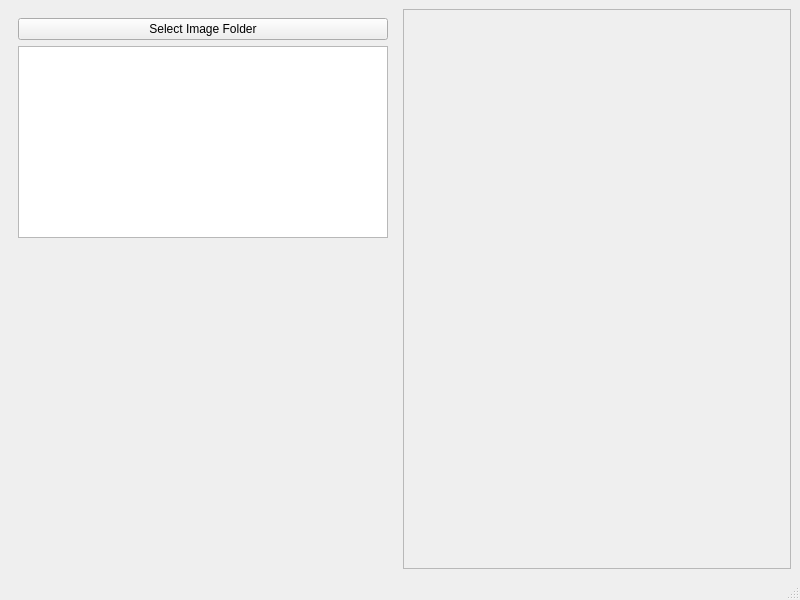
Above: desktop/ui/mainwindow.ui from ws2356/image-search before the change. Below: the same form after it.
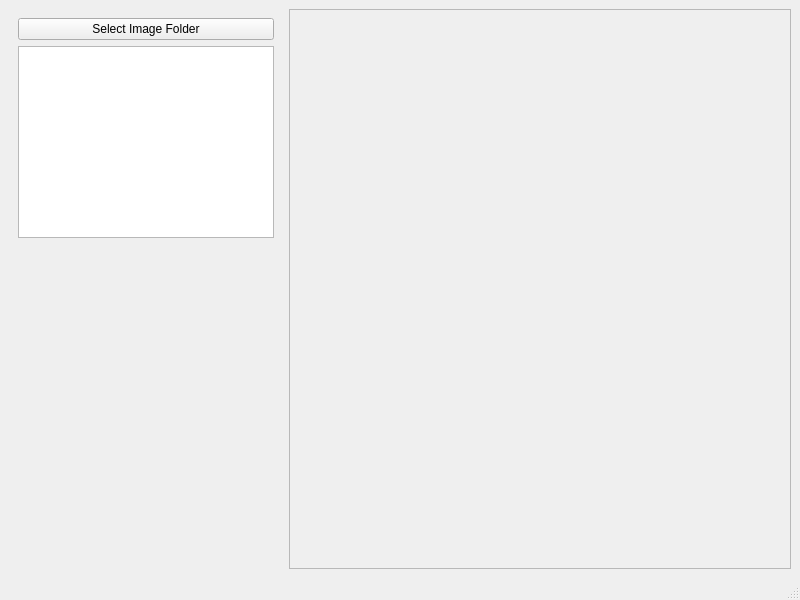
That is the form after the change.

Commit message: sizing (not 100% ideal)

What changed in the file:
```diff
--- a/desktop/ui/mainwindow.ui
+++ b/desktop/ui/mainwindow.ui
@@ -14,15 +14,33 @@
    <string>MainWindow</string>
   </property>
   <widget class="QWidget" name="centralwidget">
+   <property name="sizePolicy">
+    <sizepolicy hsizetype="Preferred" vsizetype="Preferred">
+     <horstretch>0</horstretch>
+     <verstretch>0</verstretch>
+    </sizepolicy>
+   </property>
    <layout class="QHBoxLayout" name="horizontalLayout">
     <item alignment="Qt::AlignmentFlag::AlignTop">
      <widget class="QWidget" name="widget" native="true">
+      <property name="sizePolicy">
+       <sizepolicy hsizetype="Preferred" vsizetype="Expanding">
+        <horstretch>0</horstretch>
+        <verstretch>1</verstretch>
+       </sizepolicy>
+      </property>
       <property name="minimumSize">
        <size>
         <width>0</width>
         <height>0</height>
        </size>
       </property>
+      <property name="maximumSize">
+       <size>
+        <width>16777215</width>
+        <height>16777215</height>
+       </size>
+      </property>
       <property name="baseSize">
        <size>
         <width>0</width>
@@ -32,13 +50,26 @@
       <layout class="QVBoxLayout" name="verticalLayout">
        <item>
         <widget class="QPushButton" name="addFolderButton">
+         <property name="sizePolicy">
+          <sizepolicy hsizetype="Preferred" vsizetype="Fixed">
+           <horstretch>0</horstretch>
+           <verstretch>0</verstretch>
+          </sizepolicy>
+         </property>
          <property name="text">
           <string>Select Image Folder</string>
          </property>
         </widget>
        </item>
        <item>
-        <widget class="QListWidget" name="folderList"/>
+        <widget class="QListWidget" name="folderList">
+         <property name="sizePolicy">
+          <sizepolicy hsizetype="Maximum" vsizetype="Expanding">
+           <horstretch>0</horstretch>
+           <verstretch>0</verstretch>
+          </sizepolicy>
+         </property>
+        </widget>
        </item>
       </layout>
      </widget>
@@ -53,7 +84,7 @@
         <rect>
          <x>0</x>
          <y>0</y>
-         <width>381</width>
+         <width>484</width>
          <height>523</height>
         </rect>
        </property>
```
